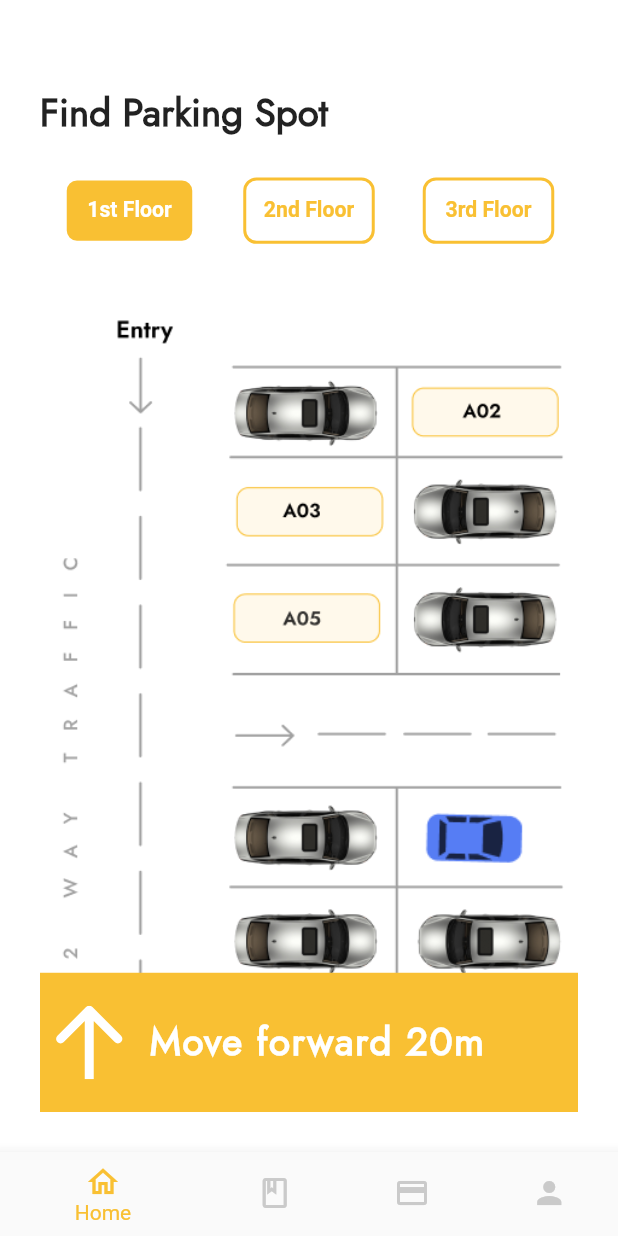
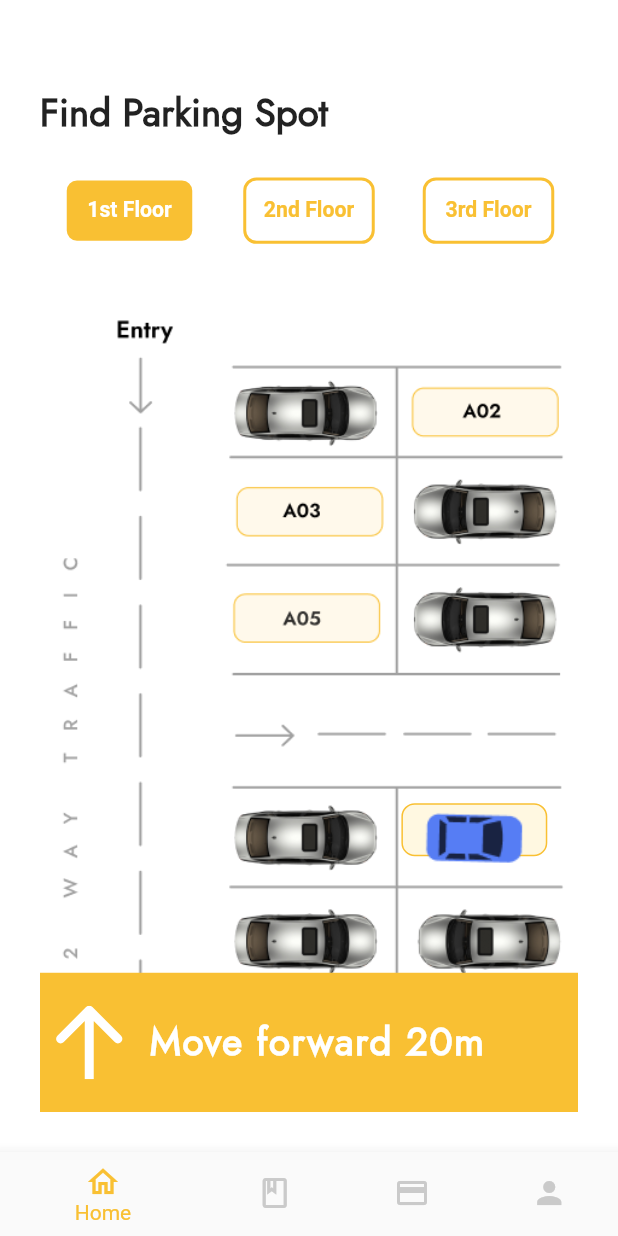
Before and after one commit to KRenHong/EasyParking, a Flutter app: the screen it shows after launch, on a phone screen of 412 x 824 dp. Run offline on Flutter 3.47's test engine with Material 2 defaults, Android fonts, the phone set to English and light mode, and no system bars; our stand-ins replace flutter_slidable, flutter_svg, get, shared_preferences.

Commit message:
Update in_mall_parking_page.dart

```diff
--- a/lib/pages/navigation/in_mall_parking_page.dart
+++ b/lib/pages/navigation/in_mall_parking_page.dart
@@ -16,6 +16,7 @@ class InMallParkingPage extends StatefulWidget {
 
 class _InMallParkingPage extends State<InMallParkingPage>
     with TickerProviderStateMixin {
+  bool isParkingSelected = false;
   int selectedTabIndex = 0;
   late TabController tabController;
 
@@ -58,6 +59,7 @@ class _InMallParkingPage extends State<InMallParkingPage>
                   child: TabBarView(
                 controller: tabController,
                 children: [
+                  // 1st Floor
                   Container(
                     decoration: const BoxDecoration(
                         image: DecorationImage(
@@ -65,6 +67,41 @@ class _InMallParkingPage extends State<InMallParkingPage>
                                 'assets/image/in-mall-parking.png'))),
                     child: Stack(
                       children: [
+                        Positioned(
+                            left: Dimensions.width30 * 9.1,
+                            top: Dimensions.height30 * 14,
+                            child: GestureDetector(
+                              child: Container(
+                                height: Dimensions.height10 * 4,
+                                width: Dimensions.width10 * 11,
+                                decoration: BoxDecoration(
+                                    color: isParkingSelected == true
+                                        ? AppColors.yellow
+                                        : Colors.amber[50],
+                                    border: Border.all(
+                                        color: AppColors.yellow, width: 1.0),
+                                    borderRadius: BorderRadius.circular(
+                                        Dimensions.radius10)),
+                                child: const Center(
+                                  child: Text(
+                                    'A08',
+                                    style: TextStyle(
+                                        fontFamily: 'Jost',
+                                        fontSize: 13.0,
+                                        fontWeight: FontWeight.w900),
+                                  ),
+                                ),
+                              ),
+                              onTap: () {
+                                setState(() {
+                                  if (isParkingSelected) {
+                                    isParkingSelected = false;
+                                  } else {
+                                    isParkingSelected = true;
+                                  }
+                                });
+                              },
+                            )),
                         Positioned(
                             child: Image.asset('assets/image/Car.png'),
                             left: Dimensions.width10 * 25,
@@ -107,19 +144,97 @@ class _InMallParkingPage extends State<InMallParkingPage>
                       ],
                     ),
                   ),
+                  // 2nd Floor
                   Container(
                     decoration: const BoxDecoration(
                         image: DecorationImage(
                             image: AssetImage(
                                 'assets/image/in-mall-parking.png'))),
-                    child: Stack(),
+                    child: Stack(
+                      children: [
+                        Positioned(
+                            left: Dimensions.width30 * 9.1,
+                            top: Dimensions.height30 * 14,
+                            child: GestureDetector(
+                              child: Container(
+                                height: Dimensions.height10 * 4,
+                                width: Dimensions.width10 * 11,
+                                decoration: BoxDecoration(
+                                    color: isParkingSelected == true
+                                        ? AppColors.yellow
+                                        : Colors.amber[50],
+                                    border: Border.all(
+                                        color: AppColors.yellow, width: 1.0),
+                                    borderRadius: BorderRadius.circular(
+                                        Dimensions.radius10)),
+                                child: const Center(
+                                  child: Text(
+                                    'A08',
+                                    style: TextStyle(
+                                        fontFamily: 'Jost',
+                                        fontSize: 13.0,
+                                        fontWeight: FontWeight.w900),
+                                  ),
+                                ),
+                              ),
+                              onTap: () {
+                                setState(() {
+                                  if (isParkingSelected) {
+                                    isParkingSelected = false;
+                                  } else {
+                                    isParkingSelected = true;
+                                  }
+                                });
+                              },
+                            )),
+                      ],
+                    ),
                   ),
+                  // 3rd Floor
                   Container(
                     decoration: const BoxDecoration(
                         image: DecorationImage(
                             image: AssetImage(
                                 'assets/image/in-mall-parking.png'))),
-                    child: Stack(),
+                    child: Stack(
+                      children: [
+                        Positioned(
+                            left: Dimensions.width30 * 9.1,
+                            top: Dimensions.height30 * 14,
+                            child: GestureDetector(
+                              child: Container(
+                                height: Dimensions.height10 * 4,
+                                width: Dimensions.width10 * 11,
+                                decoration: BoxDecoration(
+                                    color: isParkingSelected == true
+                                        ? AppColors.yellow
+                                        : Colors.amber[50],
+                                    border: Border.all(
+                                        color: AppColors.yellow, width: 1.0),
+                                    borderRadius: BorderRadius.circular(
+                                        Dimensions.radius10)),
+                                child: const Center(
+                                  child: Text(
+                                    'A08',
+                                    style: TextStyle(
+                                        fontFamily: 'Jost',
+                                        fontSize: 13.0,
+                                        fontWeight: FontWeight.w900),
+                                  ),
+                                ),
+                              ),
+                              onTap: () {
+                                setState(() {
+                                  if (isParkingSelected) {
+                                    isParkingSelected = false;
+                                  } else {
+                                    isParkingSelected = true;
+                                  }
+                                });
+                              },
+                            )),
+                      ],
+                    ),
                   ),
                 ],
               ))
```
